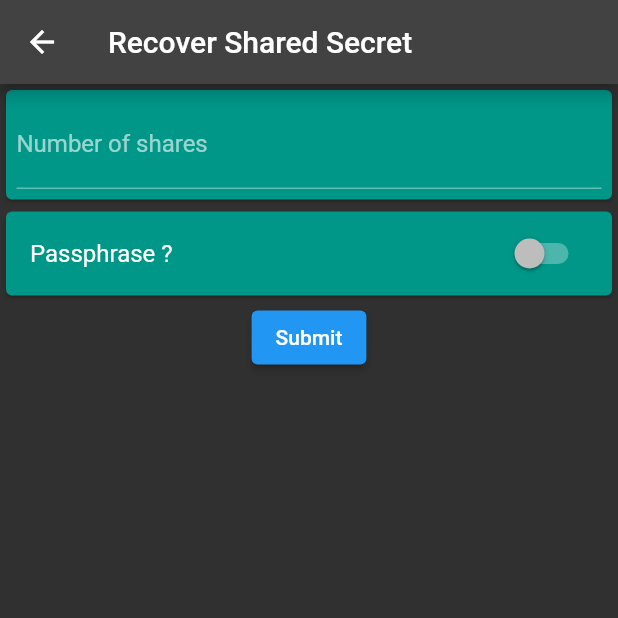
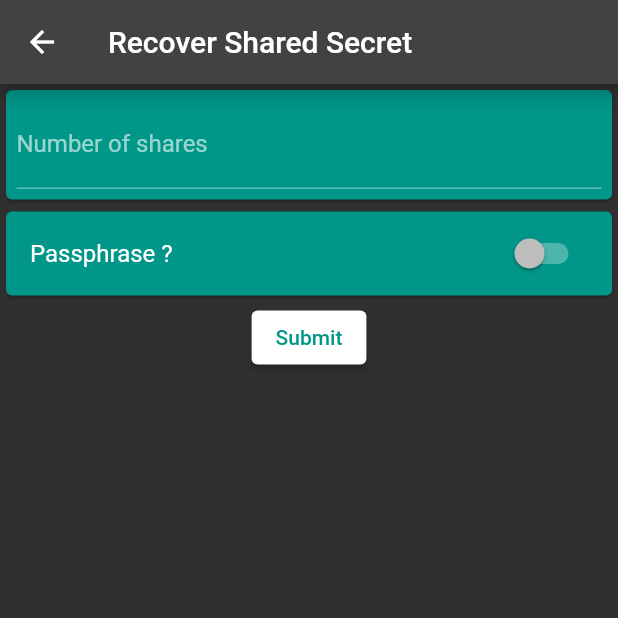
Before and after one commit to ethicnology/subterfuge, a Flutter app: the RecoverSecretScreen screen opened directly, on a phone screen of 412 x 824 dp, the top half of it. Run offline on Flutter 3.47's test engine with Material 2 defaults, Android fonts, the phone set to English and light mode, and no system bars; our stand-ins replace convert; missing offline and left inert: slip39.

Commit message:
refactor: ElevatedButton color

```diff
--- a/lib/screen/recover_secret.dart
+++ b/lib/screen/recover_secret.dart
@@ -89,6 +89,10 @@ class _RecoverSecretScreenState extends State<RecoverSecretScreen> {
                             },
                           ))),
               ElevatedButton(
+                style: ElevatedButton.styleFrom(
+                  primary: Colors.white,
+                  onPrimary: Colors.teal,
+                ),
                 onPressed: () {
                   var sharesList = List<String>.from(shares.values);
                   List<int> secret = Slip39.recoverSecret(
```
